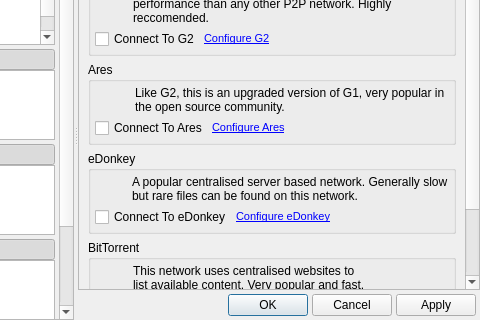
Old version of the form branch/newsettingsdialog/UI/dialogsettings.ui in the repository c3c/quazaa; both pictures show x 121 to 601 and y 101 to 421 of the 601 by 421 pixel window.
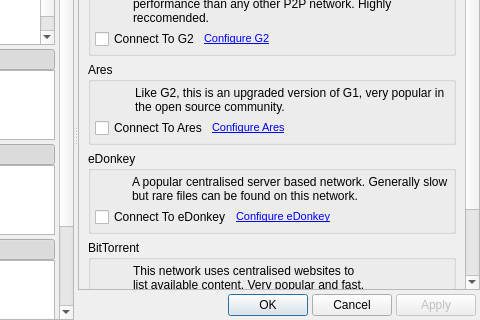
New version of the form. Icons and pictures are not drawn.

```diff
--- a/branch/newsettingsdialog/UI/dialogsettings.ui
+++ b/branch/newsettingsdialog/UI/dialogsettings.ui
@@ -12,7 +12,7 @@
   </property>
   <property name="minimumSize">
    <size>
-    <width>583</width>
+    <width>590</width>
     <height>385</height>
    </size>
   </property>
@@ -618,6 +618,9 @@
          </item>
          <item>
           <widget class="QPushButton" name="pushButtonApply">
+           <property name="enabled">
+            <bool>false</bool>
+           </property>
            <property name="text">
             <string>Apply</string>
            </property>
```
